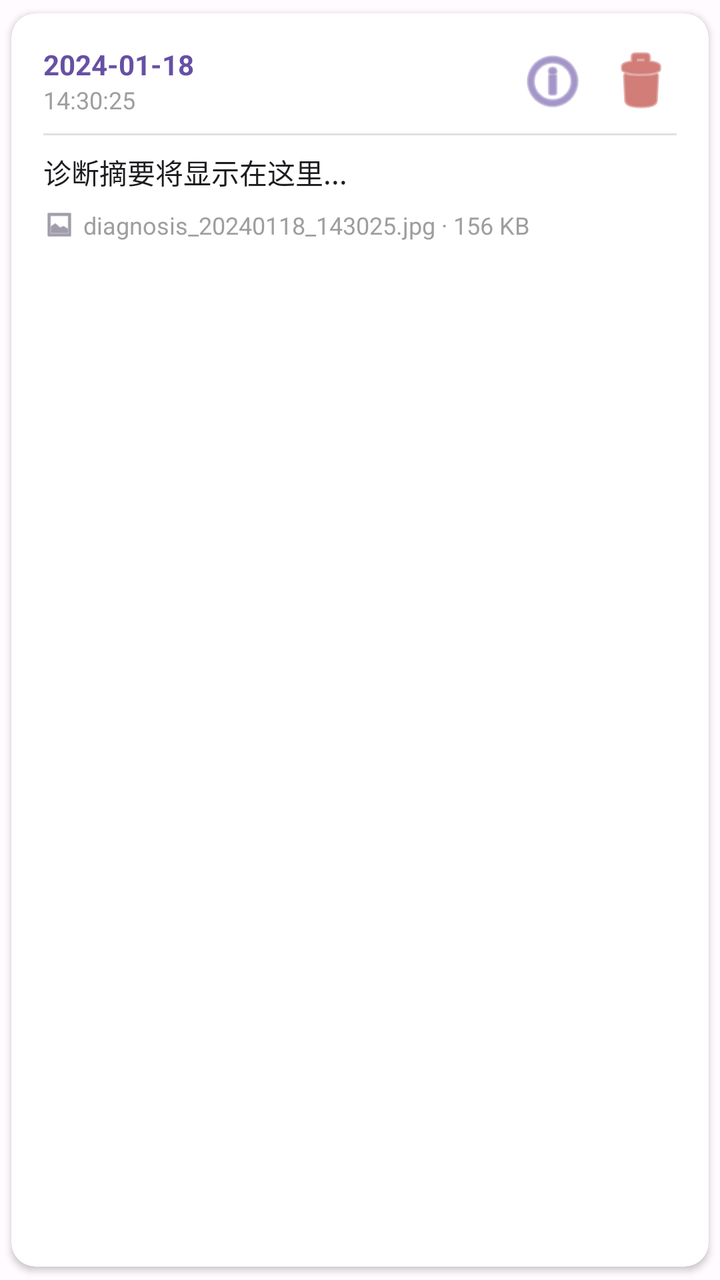
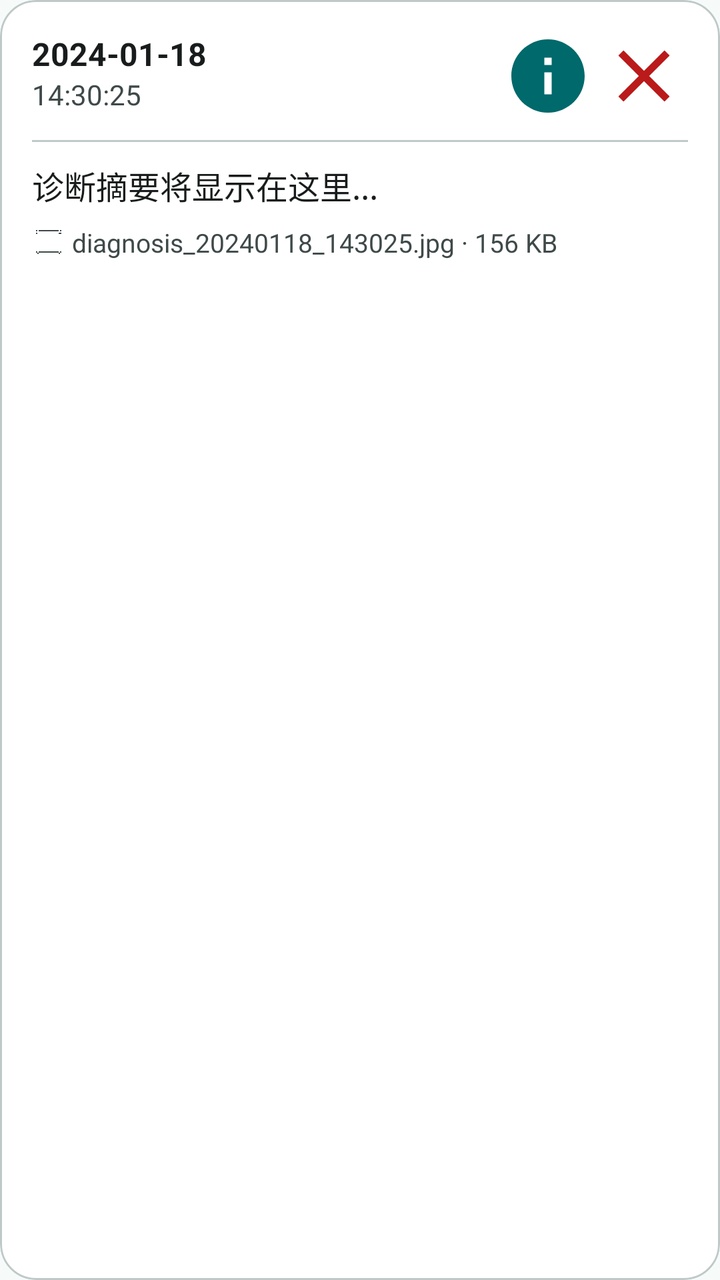

An Android layout rendered at two revisions. The XML below is the earlier revision; the diff shows what the commit changed to produce the second picture.
<!-- AndroidManifest.xml: application theme Theme.AIHealth_ALL -->
<!-- res/layout/item_history.xml -->
<?xml version="1.0" encoding="utf-8"?>
<androidx.cardview.widget.CardView xmlns:android="http://schemas.android.com/apk/res/android"
    xmlns:app="http://schemas.android.com/apk/res-auto"
    android:layout_width="match_parent"
    android:layout_height="wrap_content"
    android:layout_marginBottom="8dp"
    app:cardCornerRadius="12dp"
    app:cardElevation="2dp"
    app:cardUseCompatPadding="true">

    <LinearLayout
        android:layout_width="match_parent"
        android:layout_height="wrap_content"
        android:orientation="vertical"
        android:padding="16dp">

        
        <LinearLayout
            android:layout_width="match_parent"
            android:layout_height="wrap_content"
            android:orientation="horizontal"
            android:layout_marginBottom="8dp">

            <LinearLayout
                android:layout_width="0dp"
                android:layout_height="wrap_content"
                android:layout_weight="1"
                android:orientation="vertical">

                <TextView
                    android:id="@+id/tv_date"
                    android:layout_width="wrap_content"
                    android:layout_height="wrap_content"
                    android:text="2024-01-18"
                    android:textColor="@color/primary"
                    android:textSize="14sp"
                    android:textStyle="bold" />

                <TextView
                    android:id="@+id/tv_time"
                    android:layout_width="wrap_content"
                    android:layout_height="wrap_content"
                    android:text="14:30:25"
                    android:textColor="@color/grey_medium"
                    android:textSize="12sp" />
            </LinearLayout>

            
            <LinearLayout
                android:layout_width="wrap_content"
                android:layout_height="wrap_content"
                android:orientation="horizontal"
                android:gravity="center_vertical">

                
                <androidx.appcompat.widget.AppCompatImageView
                    android:id="@+id/btn_view"
                    android:layout_width="36dp"
                    android:layout_height="36dp"
                    android:src="@android:drawable/ic_menu_info_details"
                    android:background="?attr/selectableItemBackgroundBorderless"
                    android:contentDescription="查看"
                    android:tint="@color/primary" />

                
                <androidx.appcompat.widget.AppCompatImageView
                    android:id="@+id/btn_delete"
                    android:layout_width="36dp"
                    android:layout_height="36dp"
                    android:layout_marginStart="8dp"
                    android:src="@android:drawable/ic_menu_delete"
                    android:background="?attr/selectableItemBackgroundBorderless"
                    android:contentDescription="删除"
                    android:tint="@color/error" />

            </LinearLayout>
        </LinearLayout>

        
        <View
            android:layout_width="match_parent"
            android:layout_height="1dp"
            android:background="@color/grey_light"
            android:layout_marginBottom="8dp" />

        
        <TextView
            android:id="@+id/tv_diagnosis_summary"
            android:layout_width="match_parent"
            android:layout_height="wrap_content"
            android:text="诊断摘要将显示在这里..."
            android:textColor="@color/on_surface"
            android:textSize="14sp"
            android:maxLines="3"
            android:ellipsize="end" />

        
        <LinearLayout
            android:layout_width="match_parent"
            android:layout_height="wrap_content"
            android:orientation="horizontal"
            android:layout_marginTop="8dp"
            android:gravity="center_vertical">

            <ImageView
                android:layout_width="16dp"
                android:layout_height="16dp"
                android:src="@android:drawable/ic_menu_gallery"
                app:tint="@color/secondary"
                android:contentDescription="图片" />

            <TextView
                android:id="@+id/tv_image_info"
                android:layout_width="wrap_content"
                android:layout_height="wrap_content"
                android:layout_marginStart="4dp"
                android:text="diagnosis_20240118_143025.jpg · 156 KB"
                android:textColor="@color/grey_medium"
                android:textSize="12sp" />

        </LinearLayout>

        
        <LinearLayout
            android:id="@+id/layout_tags"
            android:layout_width="wrap_content"
            android:layout_height="wrap_content"
            android:orientation="horizontal"
            android:layout_marginTop="8dp">

            
            <TextView
                android:id="@+id/tag_disease"
                android:layout_width="wrap_content"
                android:layout_height="wrap_content"
                android:background="@drawable/bg_tag_primary"
                android:paddingHorizontal="8dp"
                android:paddingVertical="4dp"
                android:text="高血压"
                android:textColor="@color/primary"
                android:textSize="10sp"
                android:visibility="gone" />

            <TextView
                android:id="@+id/tag_urgent"
                android:layout_width="wrap_content"
                android:layout_height="wrap_content"
                android:layout_marginStart="4dp"
                android:background="@drawable/bg_tag_warning"
                android:paddingHorizontal="8dp"
                android:paddingVertical="4dp"
                android:text="重要"
                android:textColor="@color/warning"
                android:textSize="10sp"
                android:visibility="gone" />

        </LinearLayout>

    </LinearLayout>
</androidx.cardview.widget.CardView>
<!-- resources referenced by this layout -->
<resources>
  <color name="error">#B3261E</color>
  <color name="grey_light">@color/grey_300</color>
  <color name="grey_medium">@color/grey_500</color>
  <color name="on_surface">#1C1B1F</color>
  <color name="primary">#6750A4</color>
  <color name="secondary">#625B71</color>
  <color name="warning">#FF9800</color>
  <style name="Theme.AIHealth_ALL" parent="Theme.MaterialComponents.DayNight.NoActionBar">
          
          <item name="colorPrimary">@color/primary</item>
          <item name="colorPrimaryVariant">@color/primary_dark</item>
          <item name="colorOnPrimary">@color/white</item>
  
          
          <item name="colorSecondary">@color/secondary</item>
          <item name="colorSecondaryVariant">@color/secondary_dark</item>
          <item name="colorOnSecondary">@color/white</item>
  
          
          <item name="android:statusBarColor">?attr/colorPrimaryVariant</item>
  
          
          <item name="android:windowBackground">@color/background</item>
  
          
          <item name="materialButtonStyle">@style/Widget.MaterialComponents.Button</item>
          <item name="materialButtonOutlinedStyle">@style/Widget.MaterialComponents.Button.OutlinedButton</item>
      </style>
  <color name="grey_300">#E0E0E0</color>
  <color name="grey_500">#9E9E9E</color>
  <color name="primary_light">#EADDFF</color>
  <color name="primary_dark">#4F378B</color>
  <color name="white">#FFFFFF</color>
  <color name="secondary_dark">#4A4458</color>
  <color name="background">#FFFBFE</color>
  <!-- unchanged entries left out for length: 2 -->
</resources>

<!-- the commit's change to res/layout/item_history.xml (unified diff, before → after) -->
@@ -1,12 +1,14 @@
 <?xml version="1.0" encoding="utf-8"?>
-<androidx.cardview.widget.CardView xmlns:android="http://schemas.android.com/apk/res/android"
+<com.google.android.material.card.MaterialCardView xmlns:android="http://schemas.android.com/apk/res/android"
     xmlns:app="http://schemas.android.com/apk/res-auto"
     android:layout_width="match_parent"
     android:layout_height="wrap_content"
-    android:layout_marginBottom="8dp"
-    app:cardCornerRadius="12dp"
-    app:cardElevation="2dp"
-    app:cardUseCompatPadding="true">
+    android:layout_marginBottom="12dp"
+    app:cardCornerRadius="18dp"
+    app:cardElevation="0dp"
+    app:strokeWidth="1dp"
+    app:strokeColor="@color/outline_variant"
+    app:cardBackgroundColor="@color/surface_container_lowest">
 
     <LinearLayout
         android:layout_width="match_parent"
@@ -14,12 +16,11 @@
         android:orientation="vertical"
         android:padding="16dp">
 
-        
         <LinearLayout
             android:layout_width="match_parent"
             android:layout_height="wrap_content"
             android:orientation="horizontal"
-            android:layout_marginBottom="8dp">
+            android:layout_marginBottom="10dp">
 
             <LinearLayout
                 android:layout_width="0dp"
@@ -32,8 +33,8 @@
                     android:layout_width="wrap_content"
                     android:layout_height="wrap_content"
                     android:text="2024-01-18"
-                    android:textColor="@color/primary"
-                    android:textSize="14sp"
+                    android:textColor="@color/on_surface"
+                    android:textSize="16sp"
                     android:textStyle="bold" />
 
                 <TextView
@@ -41,60 +42,53 @@
                     android:layout_width="wrap_content"
                     android:layout_height="wrap_content"
                     android:text="14:30:25"
-                    android:textColor="@color/grey_medium"
-                    android:textSize="12sp" />
+                    android:textColor="@color/on_surface_variant"
+                    android:textSize="14sp" />
             </LinearLayout>
 
-            
             <LinearLayout
                 android:layout_width="wrap_content"
                 android:layout_height="wrap_content"
                 android:orientation="horizontal"
                 android:gravity="center_vertical">
 
-                
                 <androidx.appcompat.widget.AppCompatImageView
                     android:id="@+id/btn_view"
-                    android:layout_width="36dp"
-                    android:layout_height="36dp"
-                    android:src="@android:drawable/ic_menu_info_details"
+                    android:layout_width="44dp"
+                    android:layout_height="44dp"
+                    android:src="@drawable/ic_info"
                     android:background="?attr/selectableItemBackgroundBorderless"
                     android:contentDescription="查看"
-                    android:tint="@color/primary" />
+                    app:tint="@color/primary" />
 
-                
                 <androidx.appcompat.widget.AppCompatImageView
                     android:id="@+id/btn_delete"
-                    android:layout_width="36dp"
-                    android:layout_height="36dp"
-                    android:layout_marginStart="8dp"
-                    android:src="@android:drawable/ic_menu_delete"
+                    android:layout_width="44dp"
+                    android:layout_height="44dp"
+                    android:layout_marginStart="4dp"
+                    android:src="@drawable/ic_close"
                     android:background="?attr/selectableItemBackgroundBorderless"
                     android:contentDescription="删除"
-                    android:tint="@color/error" />
-
+                    app:tint="@color/error" />
             </LinearLayout>
         </LinearLayout>
 
-        
         <View
             android:layout_width="match_parent"
             android:layout_height="1dp"
-            android:background="@color/grey_light"
-            android:layout_marginBottom="8dp" />
+            android:background="@color/outline_variant"
+            android:layout_marginBottom="10dp" />
 
-        
         <TextView
             android:id="@+id/tv_diagnosis_summary"
             android:layout_width="match_parent"
             android:layout_height="wrap_content"
             android:text="诊断摘要将显示在这里..."
             android:textColor="@color/on_surface"
-            android:textSize="14sp"
+            android:textSize="16sp"
             android:maxLines="3"
             android:ellipsize="end" />
 
-        
         <LinearLayout
             android:layout_width="match_parent"
             android:layout_height="wrap_content"
@@ -105,8 +99,8 @@
             <ImageView
                 android:layout_width="16dp"
                 android:layout_height="16dp"
-                android:src="@android:drawable/ic_menu_gallery"
-                app:tint="@color/secondary"
+                android:src="@drawable/ic_camera_guide"
+                app:tint="@color/on_surface_variant"
                 android:contentDescription="图片" />
 
             <TextView
@@ -115,46 +109,41 @@
                 android:layout_height="wrap_content"
                 android:layout_marginStart="4dp"
                 android:text="diagnosis_20240118_143025.jpg · 156 KB"
-                android:textColor="@color/grey_medium"
-                android:textSize="12sp" />
-
+                android:textColor="@color/on_surface_variant"
+                android:textSize="13sp" />
         </LinearLayout>
 
-        
         <LinearLayout
             android:id="@+id/layout_tags"
             android:layout_width="wrap_content"
             android:layout_height="wrap_content"
             android:orientation="horizontal"
-            android:layout_marginTop="8dp">
+            android:layout_marginTop="10dp">
 
-            
             <TextView
                 android:id="@+id/tag_disease"
                 android:layout_width="wrap_content"
                 android:layout_height="wrap_content"
                 android:background="@drawable/bg_tag_primary"
-                android:paddingHorizontal="8dp"
-                android:paddingVertical="4dp"
+                android:paddingHorizontal="12dp"
+                android:paddingVertical="5dp"
                 android:text="高血压"
                 android:textColor="@color/primary"
-                android:textSize="10sp"
+                android:textSize="13sp"
                 android:visibility="gone" />
 
             <TextView
                 android:id="@+id/tag_urgent"
                 android:layout_width="wrap_content"
                 android:layout_height="wrap_content"
-                android:layout_marginStart="4dp"
+                android:layout_marginStart="6dp"
                 android:background="@drawable/bg_tag_warning"
-                android:paddingHorizontal="8dp"
-                android:paddingVertical="4dp"
+                android:paddingHorizontal="12dp"
+                android:paddingVertical="5dp"
                 android:text="重要"
                 android:textColor="@color/warning"
-                android:textSize="10sp"
+                android:textSize="13sp"
                 android:visibility="gone" />
-
         </LinearLayout>
-
     </LinearLayout>
-</androidx.cardview.widget.CardView>
+</com.google.android.material.card.MaterialCardView>
<!-- resource entries referenced after the edit -->
@@ -1,40 +1,133 @@
 <!-- resources referenced by this layout -->
 <resources>
-  <color name="error">#B3261E</color>
-  <color name="grey_light">@color/grey_300</color>
-  <color name="grey_medium">@color/grey_500</color>
-  <color name="on_surface">#1C1B1F</color>
-  <color name="primary">#6750A4</color>
-  <color name="secondary">#625B71</color>
-  <color name="warning">#FF9800</color>
-  <style name="Theme.AIHealth_ALL" parent="Theme.MaterialComponents.DayNight.NoActionBar">
+  <color name="error">#BA1A1A</color>
+  <color name="on_surface">#191C1C</color>
+  <color name="on_surface_variant">#3F4949</color>
+  <color name="outline_variant">#BFC9C8</color>
+  <color name="primary">#00696B</color>
+  <color name="surface_container_lowest">#FFFFFF</color>
+  <color name="secondary">#4A6363</color>
+  <color name="on_secondary">#FFFFFF</color>
+  <color name="secondary_container">#CDE8E8</color>
+  <color name="on_secondary_container">#051F1F</color>
+  <color name="tertiary">#8A5000</color>
+  <color name="on_tertiary">#FFFFFF</color>
+  <color name="tertiary_container">#FFDDB0</color>
+  <color name="on_tertiary_container">#2C1600</color>
+  <color name="on_error">#FFFFFF</color>
+  <color name="error_container">#FFDAD6</color>
+  <color name="on_error_container">#410002</color>
+  <color name="warning">#8A5000</color>
+  <!-- drawable ic_camera_guide (drawable) -->
+  <?xml version="1.0" encoding="utf-8"?>
+  <vector xmlns:android="http://schemas.android.com/apk/res/android"
+      android:width="24dp"
+      android:height="24dp"
+      android:viewportWidth="24"
+      android:viewportHeight="24"
+      android:tint="?attr/colorOnSurface">
+      <path
+          android:fillColor="@android:color/white"
+          android:pathData="M3,4L4,4L4,3L3,3L3,4zM5,4L20,4L20,3L5,3L5,4zM21,4L22,4L22,3L21,3L21,4zM21,20L22,20L22,19L21,19L21,20zM21,6L22,6L22,5L21,5L21,6zM3,20L4,20L4,19L3,19L3,20zM3,6L4,6L4,5L3,5L3,6zM20,6L21,6L21,5L20,5L20,6zM5,20L20,20L20,19L5,19L5,20zM4,21L5,21L5,20L4,20L4,21zM20,21L21,21L21,20L20,20L20,21z" />
+  </vector>
+  <!-- drawable ic_close (drawable) -->
+  <?xml version="1.0" encoding="utf-8"?>
+  <vector xmlns:android="http://schemas.android.com/apk/res/android"
+      android:width="24dp"
+      android:height="24dp"
+      android:viewportWidth="24"
+      android:viewportHeight="24"
+      android:tint="?attr/colorOnSurface">
+      <path
+          android:fillColor="@android:color/white"
+          android:pathData="M19,6.41L17.59,5 12,10.59 6.41,5 5,6.41 10.59,12 5,17.59 6.41,19 12,13.41 17.59,19 19,17.59 13.41,12z" />
+  </vector>
+  <!-- drawable ic_info (drawable) -->
+  <?xml version="1.0" encoding="utf-8"?>
+  <vector xmlns:android="http://schemas.android.com/apk/res/android"
+      android:width="24dp"
+      android:height="24dp"
+      android:viewportWidth="24"
+      android:viewportHeight="24"
+      android:tint="@color/primary">
+      <path
+          android:fillColor="@android:color/white"
+          android:pathData="M12,2C6.48,2 2,6.48 2,12s4.48,10 10,10 10,-4.48 10,-10S17.52,2 12,2zM13,17h-2v-6h2v6zM13,9h-2L11,7h2v2z" />
+  </vector>
+  <style name="Theme.AIHealth_ALL" parent="Theme.Material3.Light.NoActionBar">
           
           <item name="colorPrimary">@color/primary</item>
-          <item name="colorPrimaryVariant">@color/primary_dark</item>
-          <item name="colorOnPrimary">@color/white</item>
+          <item name="colorOnPrimary">@color/on_primary</item>
+          <item name="colorPrimaryContainer">@color/primary_container</item>
+          <item name="colorOnPrimaryContainer">@color/on_primary_container</item>
+          <item name="colorPrimaryInverse">@color/primary_light</item>
   
           
           <item name="colorSecondary">@color/secondary</item>
-          <item name="colorSecondaryVariant">@color/secondary_dark</item>
-          <item name="colorOnSecondary">@color/white</item>
+          <item name="colorOnSecondary">@color/on_secondary</item>
+          <item name="colorSecondaryContainer">@color/secondary_container</item>
+          <item name="colorOnSecondaryContainer">@color/on_secondary_container</item>
   
           
-          <item name="android:statusBarColor">?attr/colorPrimaryVariant</item>
+          <item name="colorTertiary">@color/tertiary</item>
+          <item name="colorOnTertiary">@color/on_tertiary</item>
+          <item name="colorTertiaryContainer">@color/tertiary_container</item>
+          <item name="colorOnTertiaryContainer">@color/on_tertiary_container</item>
+  
+          
+          <item name="colorError">@color/error</item>
+          <item name="colorOnError">@color/on_error</item>
+          <item name="colorErrorContainer">@color/error_container</item>
+          <item name="colorOnErrorContainer">@color/on_error_container</item>
+  
+          
+          <item name="android:colorBackground">@color/background</item>
+          <item name="colorOnBackground">@color/on_background</item>
+          <item name="colorSurface">@color/surface</item>
+          <item name="colorOnSurface">@color/on_surface</item>
+          <item name="colorSurfaceVariant">@color/surface_variant</item>
+          <item name="colorOnSurfaceVariant">@color/on_surface_variant</item>
+          <item name="colorSurfaceInverse">@color/surface_container_highest</item>
+          <item name="colorOnSurfaceInverse">@color/on_surface_inverse</item>
+  
+          
+          <item name="colorOutline">@color/outline</item>
+          <item name="colorOutlineVariant">@color/outline_variant</item>
   
           
           <item name="android:windowBackground">@color/background</item>
+          <item name="android:statusBarColor">@color/primary</item>
+          <item name="android:navigationBarColor">@color/surface</item>
+          <item name="android:windowLightStatusBar">false</item>
   
           
-          <item name="materialButtonStyle">@style/Widget.MaterialComponents.Button</item>
-          <item name="materialButtonOutlinedStyle">@style/Widget.MaterialComponents.Button.OutlinedButton</item>
+          <item name="shapeAppearanceSmallComponent">@style/ShapeAppearance.AIHealth.Small</item>
+          <item name="shapeAppearanceMediumComponent">@style/ShapeAppearance.AIHealth.Medium</item>
+          <item name="shapeAppearanceLargeComponent">@style/ShapeAppearance.AIHealth.Large</item>
       </style>
-  <color name="grey_300">#E0E0E0</color>
-  <color name="grey_500">#9E9E9E</color>
-  <color name="primary_light">#EADDFF</color>
-  <color name="primary_dark">#4F378B</color>
-  <color name="white">#FFFFFF</color>
-  <color name="secondary_dark">#4A4458</color>
-  <color name="background">#FFFBFE</color>
+  <color name="primary_light">#9CF2F2</color>
+  <color name="on_primary">#FFFFFF</color>
+  <color name="primary_container">#9CF2F2</color>
+  <color name="on_primary_container">#002020</color>
+  <color name="background">#F6FBFA</color>
+  <color name="on_background">#191C1C</color>
+  <color name="surface">#F6FBFA</color>
+  <color name="surface_variant">#DAE5E4</color>
+  <color name="surface_container_highest">#DEE4E4</color>
+  <color name="on_surface_inverse">#EFF1F1</color>
+  <color name="outline">#6F7978</color>
+  <style name="ShapeAppearance.AIHealth.Small" parent="">
+          <item name="cornerFamily">rounded</item>
+          <item name="cornerSize">12dp</item>
+      </style>
+  <style name="ShapeAppearance.AIHealth.Medium" parent="">
+          <item name="cornerFamily">rounded</item>
+          <item name="cornerSize">20dp</item>
+      </style>
+  <style name="ShapeAppearance.AIHealth.Large" parent="">
+          <item name="cornerFamily">rounded</item>
+          <item name="cornerSize">28dp</item>
+      </style>
   <!-- unchanged entries left out for length: 2 -->
 </resources>
 
